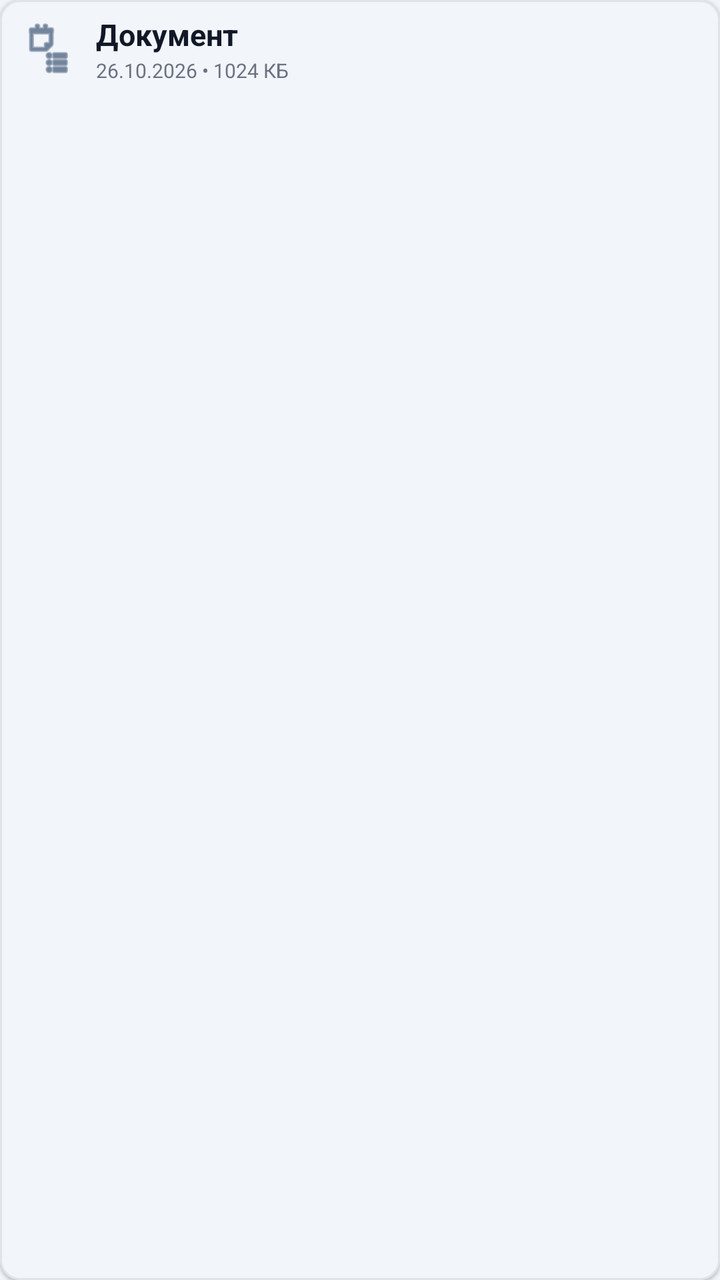
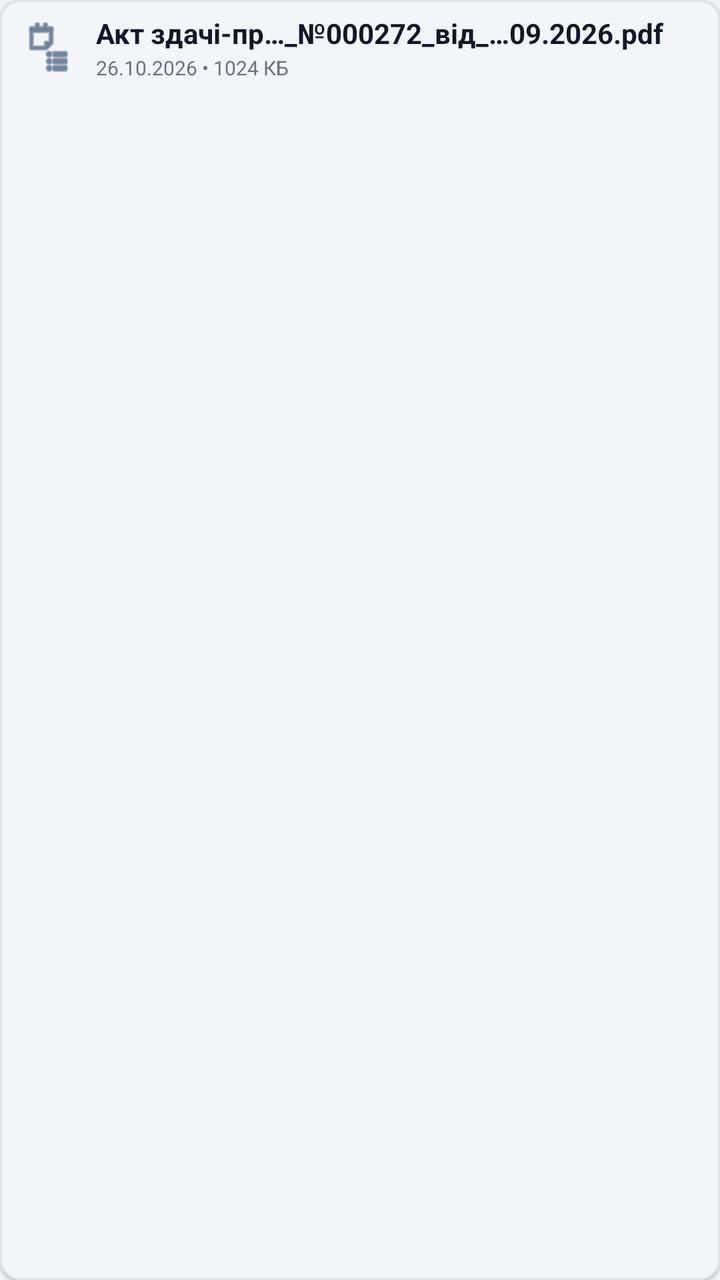

Screens rendered from an Android XML layout before and after an edit, with the pre-edit source and the edit as a unified diff.
<!-- AndroidManifest.xml: application theme Theme.DocScannerUA -->
<!-- res/layout/item_document.xml -->
<?xml version="1.0" encoding="utf-8"?>
<com.google.android.material.card.MaterialCardView xmlns:android="http://schemas.android.com/apk/res/android"
    xmlns:app="http://schemas.android.com/apk/res-auto"
    android:id="@+id/cardDocument"
    android:layout_width="match_parent"
    android:layout_height="wrap_content"
    android:layout_marginHorizontal="0dp"
    android:layout_marginVertical="3dp"
    android:checkable="true"
    android:clickable="true"
    android:focusable="true"
    app:cardCornerRadius="10dp"
    app:cardElevation="1dp"
    app:checkedIcon="@null"
    app:strokeWidth="1dp"
    app:strokeColor="#E0E4EA">

    <LinearLayout
        android:layout_width="match_parent"
        android:layout_height="wrap_content"
        android:gravity="center_vertical"
        android:orientation="horizontal"
        android:paddingHorizontal="10dp"
        android:paddingVertical="7dp">

        <ImageView
            android:id="@+id/ivDocIcon"
            android:layout_width="28dp"
            android:layout_height="28dp"
            android:src="@android:drawable/ic_menu_agenda"
            app:tint="#1E3A5F" />

        <LinearLayout
            android:layout_width="0dp"
            android:layout_height="wrap_content"
            android:layout_marginStart="10dp"
            android:layout_marginEnd="6dp"
            android:layout_weight="1"
            android:orientation="vertical">

            <LinearLayout
                android:layout_width="match_parent"
                android:layout_height="wrap_content"
                android:orientation="horizontal">

                <TextView
                    android:id="@+id/tvFileName"
                    android:layout_width="0dp"
                    android:layout_height="wrap_content"
                    android:layout_weight="1"
                    android:ellipsize="end"
                    android:singleLine="true"
                    android:text="Документ"
                    android:textColor="#111827"
                    android:textSize="15sp"
                    android:textStyle="bold" />

                <TextView
                    android:id="@+id/tvFileNumber"
                    android:layout_width="wrap_content"
                    android:layout_height="wrap_content"
                    android:layout_marginStart="6dp"
                    android:singleLine="true"
                    android:text="№1.pdf"
                    android:textColor="#111827"
                    android:textSize="15sp"
                    android:textStyle="bold"
                    android:visibility="gone" />
            </LinearLayout>

            <TextView
                android:id="@+id/tvFileMeta"
                android:layout_width="match_parent"
                android:layout_height="wrap_content"
                android:layout_marginTop="1dp"
                android:text="26.10.2026 • 1024 КБ"
                android:textColor="#6B7280"
                android:textSize="10sp" />
        </LinearLayout>

        <CheckBox
            android:id="@+id/cbSelect"
            android:layout_width="wrap_content"
            android:layout_height="wrap_content"
            android:clickable="false"
            android:focusable="false"
            android:minWidth="0dp"
            android:minHeight="0dp"
            android:padding="0dp"
            android:visibility="gone" />
    </LinearLayout>
</com.google.android.material.card.MaterialCardView>
<!-- resources referenced by this layout -->
<resources>
  <style name="Theme.DocScannerUA" parent="Theme.Material3.Light.NoActionBar">
          <item name="colorPrimary">#0D47A1</item>
          <item name="colorSurface">#FFFFFF</item>
          <item name="colorOnSurface">#0F172A</item>
          <item name="android:windowBackground">#F1F5F9</item>
      </style>
</resources>

<!-- the commit's change to res/layout/item_document.xml (unified diff, before → after) -->
@@ -38,35 +38,20 @@
             android:layout_weight="1"
             android:orientation="vertical">
 
-            <LinearLayout
+            <TextView
+                android:id="@+id/tvFileName"
                 android:layout_width="match_parent"
                 android:layout_height="wrap_content"
-                android:orientation="horizontal">
-
-                <TextView
-                    android:id="@+id/tvFileName"
-                    android:layout_width="0dp"
-                    android:layout_height="wrap_content"
-                    android:layout_weight="1"
-                    android:ellipsize="end"
-                    android:singleLine="true"
-                    android:text="Документ"
-                    android:textColor="#111827"
-                    android:textSize="15sp"
-                    android:textStyle="bold" />
-
-                <TextView
-                    android:id="@+id/tvFileNumber"
-                    android:layout_width="wrap_content"
-                    android:layout_height="wrap_content"
-                    android:layout_marginStart="6dp"
-                    android:singleLine="true"
-                    android:text="№1.pdf"
-                    android:textColor="#111827"
-                    android:textSize="15sp"
-                    android:textStyle="bold"
-                    android:visibility="gone" />
-            </LinearLayout>
+                android:ellipsize="middle"
+                android:maxLines="1"
+                android:text="Акт здачі-пр…_№000272_від_…09.2026.pdf"
+                android:textColor="#111827"
+                android:textSize="14sp"
+                android:textStyle="bold"
+                android:autoSizeTextType="uniform"
+                android:autoSizeMinTextSize="10sp"
+                android:autoSizeMaxTextSize="14sp"
+                android:autoSizeStepGranularity="0.5sp" />
 
             <TextView
                 android:id="@+id/tvFileMeta"
